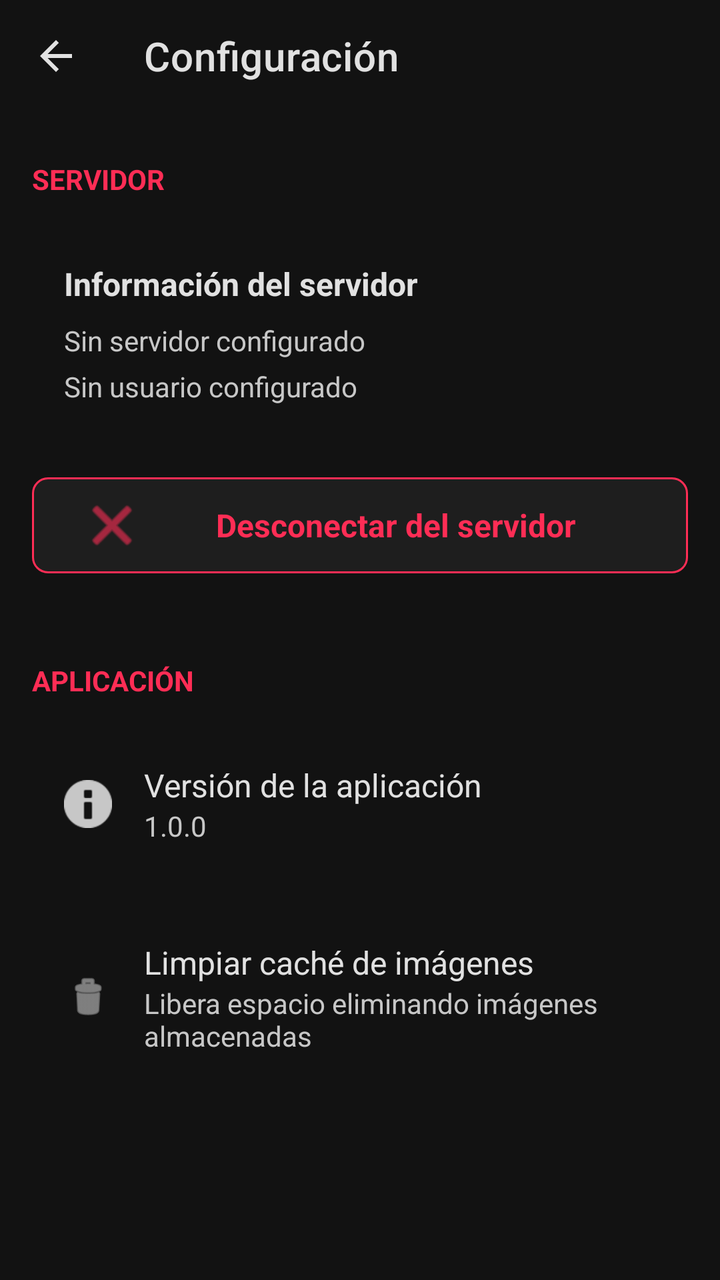
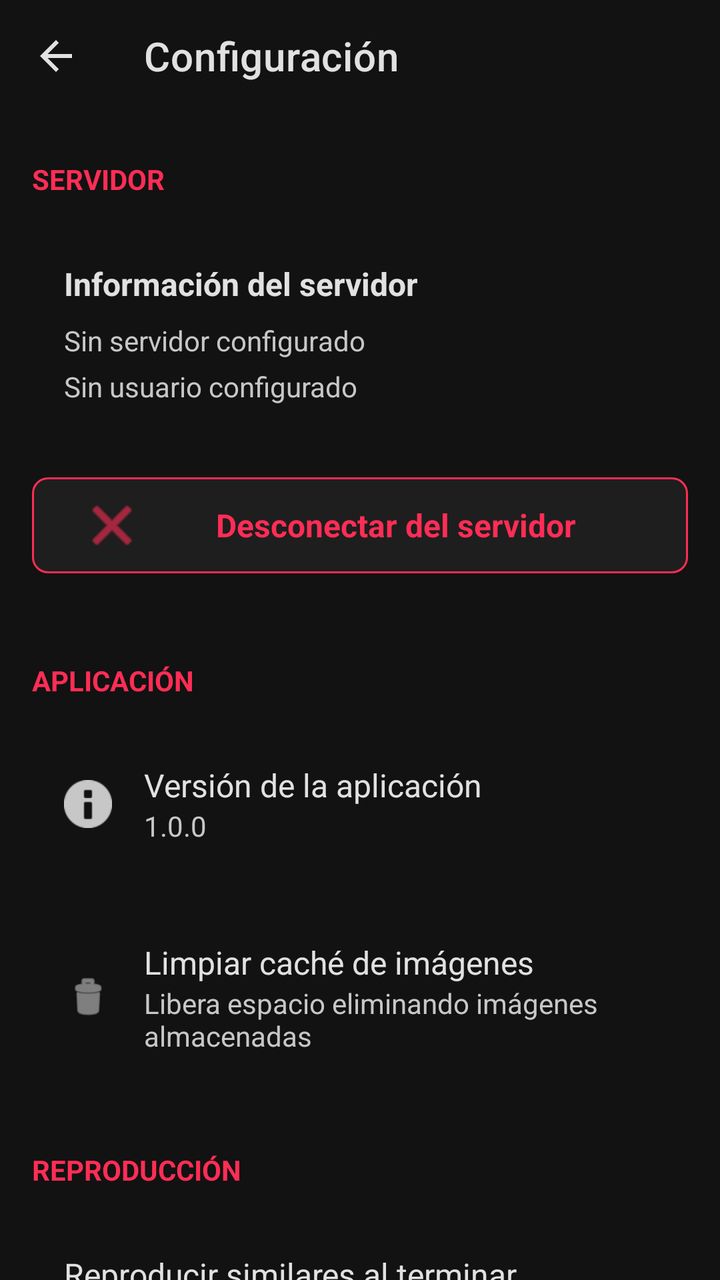

Before-and-after screenshots of an Android layout around one commit, followed by the original layout XML and the change that was made.
<!-- AndroidManifest.xml: application theme Theme.Castafiore -->
<!-- res/layout/fragment_settings.xml -->
<?xml version="1.0" encoding="utf-8"?>
<androidx.constraintlayout.widget.ConstraintLayout xmlns:android="http://schemas.android.com/apk/res/android"
    xmlns:app="http://schemas.android.com/apk/res-auto"
    android:layout_width="match_parent"
    android:layout_height="match_parent"
    android:background="@color/background_primary"
    android:fitsSystemWindows="true">

    
    <com.google.android.material.appbar.MaterialToolbar
        android:id="@+id/toolbar"
        android:layout_width="match_parent"
        android:layout_height="?attr/actionBarSize"
        android:background="@color/background_primary"
        android:elevation="0dp"
        app:title="Configuración"
        app:titleTextColor="@color/text_primary"
        app:navigationIcon="@drawable/ic_arrow_back"
        app:navigationIconTint="@color/text_primary"
        app:layout_constraintTop_toTopOf="parent"
        app:layout_constraintStart_toStartOf="parent"
        app:layout_constraintEnd_toEndOf="parent" />

    
    <androidx.core.widget.NestedScrollView
        android:layout_width="match_parent"
        android:layout_height="0dp"
        android:fillViewport="true"
        app:layout_constraintTop_toBottomOf="@id/toolbar"
        app:layout_constraintBottom_toBottomOf="parent"
        app:layout_constraintStart_toStartOf="parent"
        app:layout_constraintEnd_toEndOf="parent">

        <LinearLayout
            android:layout_width="match_parent"
            android:layout_height="wrap_content"
            android:orientation="vertical"
            android:padding="16dp">

            
            <TextView
                android:layout_width="wrap_content"
                android:layout_height="wrap_content"
                android:text="SERVIDOR"
                android:textColor="@color/primary"
                android:textSize="14sp"
                android:textStyle="bold"
                android:layout_marginBottom="16dp"
                android:layout_marginTop="8dp" />

            
            <LinearLayout
                android:layout_width="match_parent"
                android:layout_height="wrap_content"
                android:orientation="vertical"
                android:background="@drawable/rounded_corners_8dp"
                android:backgroundTint="@color/background_secondary"
                android:padding="16dp"
                android:layout_marginBottom="16dp">

                <TextView
                    android:layout_width="wrap_content"
                    android:layout_height="wrap_content"
                    android:text="Información del servidor"
                    android:textColor="@color/text_primary"
                    android:textSize="16sp"
                    android:textStyle="bold"
                    android:layout_marginBottom="8dp" />

                <TextView
                    android:id="@+id/tvServerUrl"
                    android:layout_width="wrap_content"
                    android:layout_height="wrap_content"
                    android:text="Sin servidor configurado"
                    android:textColor="@color/text_secondary"
                    android:textSize="14sp"
                    android:layout_marginBottom="4dp" />

                <TextView
                    android:id="@+id/tvUsername"
                    android:layout_width="wrap_content"
                    android:layout_height="wrap_content"
                    android:text="Sin usuario configurado"
                    android:textColor="@color/text_secondary"
                    android:textSize="14sp" />

            </LinearLayout>

            
            <com.google.android.material.button.MaterialButton
                android:id="@+id/btnDisconnect"
                android:layout_width="match_parent"
                android:layout_height="56dp"
                android:text="Desconectar del servidor"
                android:textColor="@color/error"
                android:textSize="16sp"
                android:textStyle="bold"
                android:backgroundTint="@color/background_secondary"
                app:strokeColor="@color/error"
                app:strokeWidth="1dp"
                app:cornerRadius="8dp"
                app:icon="@android:drawable/ic_menu_close_clear_cancel"
                app:iconTint="@color/error"
                app:iconGravity="start"
                style="@style/Widget.Material3.Button.OutlinedButton"
                android:layout_marginBottom="24dp" />

            
            <TextView
                android:layout_width="wrap_content"
                android:layout_height="wrap_content"
                android:text="APLICACIÓN"
                android:textColor="@color/primary"
                android:textSize="14sp"
                android:textStyle="bold"
                android:layout_marginBottom="16dp"
                android:layout_marginTop="16dp" />

            
            <LinearLayout
                android:layout_width="match_parent"
                android:layout_height="wrap_content"
                android:orientation="horizontal"
                android:gravity="center_vertical"
                android:padding="16dp"
                android:background="@drawable/rounded_corners_8dp"
                android:backgroundTint="@color/background_secondary"
                android:layout_marginBottom="16dp">

                <ImageView
                    android:layout_width="24dp"
                    android:layout_height="24dp"
                    android:src="@android:drawable/ic_dialog_info"
                    app:tint="@color/text_secondary"
                    android:layout_marginEnd="16dp" />

                <LinearLayout
                    android:layout_width="0dp"
                    android:layout_height="wrap_content"
                    android:layout_weight="1"
                    android:orientation="vertical">

                    <TextView
                        android:layout_width="wrap_content"
                        android:layout_height="wrap_content"
                        android:text="Versión de la aplicación"
                        android:textColor="@color/text_primary"
                        android:textSize="16sp" />

                    <TextView
                        android:id="@+id/tvAppVersion"
                        android:layout_width="wrap_content"
                        android:layout_height="wrap_content"
                        android:text="1.0.0"
                        android:textColor="@color/text_secondary"
                        android:textSize="14sp" />

                </LinearLayout>

            </LinearLayout>

            
            <LinearLayout
                android:id="@+id/btnClearCache"
                android:layout_width="match_parent"
                android:layout_height="wrap_content"
                android:orientation="horizontal"
                android:gravity="center_vertical"
                android:padding="16dp"
                android:background="@drawable/rounded_corners_8dp"
                android:backgroundTint="@color/background_secondary"
                android:clickable="true"
                android:focusable="true"
                android:foreground="?android:attr/selectableItemBackground"
                android:layout_marginBottom="16dp">

                <ImageView
                    android:layout_width="24dp"
                    android:layout_height="24dp"
                    android:src="@android:drawable/ic_menu_delete"
                    app:tint="@color/text_secondary"
                    android:layout_marginEnd="16dp" />

                <LinearLayout
                    android:layout_width="0dp"
                    android:layout_height="wrap_content"
                    android:layout_weight="1"
                    android:orientation="vertical">

                    <TextView
                        android:layout_width="wrap_content"
                        android:layout_height="wrap_content"
                        android:text="Limpiar caché de imágenes"
                        android:textColor="@color/text_primary"
                        android:textSize="16sp" />

                    <TextView
                        android:layout_width="wrap_content"
                        android:layout_height="wrap_content"
                        android:text="Libera espacio eliminando imágenes almacenadas"
                        android:textColor="@color/text_secondary"
                        android:textSize="14sp" />

                </LinearLayout>

            </LinearLayout>

        </LinearLayout>

    </androidx.core.widget.NestedScrollView>

    
    <ProgressBar
        android:id="@+id/progressBar"
        android:layout_width="wrap_content"
        android:layout_height="wrap_content"
        android:visibility="gone"
        app:layout_constraintTop_toTopOf="parent"
        app:layout_constraintBottom_toBottomOf="parent"
        app:layout_constraintStart_toStartOf="parent"
        app:layout_constraintEnd_toEndOf="parent" />

</androidx.constraintlayout.widget.ConstraintLayout>
<!-- resources referenced by this layout -->
<resources>
  <color name="background_primary">#121212</color>
  <color name="background_secondary">#1E1E1E</color>
  <color name="error">#FF2D55</color>
  <color name="primary">#FF2D55</color>
  <color name="text_primary">#E1E1E1</color>
  <color name="text_secondary">#C7C7C7</color>
  <!-- drawable ic_arrow_back (drawable) -->
  <?xml version="1.0" encoding="utf-8"?>
  <vector xmlns:android="http://schemas.android.com/apk/res/android"
      android:width="24dp"
      android:height="24dp"
      android:viewportWidth="24"
      android:viewportHeight="24"
      android:tint="?attr/colorOnSurface">
      <path
          android:fillColor="@android:color/white"
          android:pathData="M20,11H7.83l5.59,-5.59L12,4l-8,8 8,8 1.41,-1.41L7.83,13H20v-2z"/>
  </vector>
  <!-- drawable rounded_corners_8dp (drawable) -->
  <?xml version="1.0" encoding="utf-8"?>
  <shape xmlns:android="http://schemas.android.com/apk/res/android"
      android:shape="rectangle">
  
      <corners android:radius="8dp" />
  
      <solid android:color="@android:color/transparent" />
  
  </shape>
  <style name="Theme.Castafiore" parent="Theme.MaterialComponents.DayNight.NoActionBar">
          
          <item name="colorPrimary">@color/primary</item>
          <item name="colorPrimaryVariant">@color/primary_dark</item>
          <item name="colorOnPrimary">@color/white</item>
  
          
          <item name="colorSecondary">@color/secondary</item>
          <item name="colorSecondaryVariant">@color/secondary_dark</item>
          <item name="colorOnSecondary">@color/white</item>
  
          
          <item name="android:colorBackground">@color/dark_background</item>
          <item name="colorSurface">@color/dark_surface</item>
          <item name="colorOnSurface">@color/dark_on_surface</item>
          <item name="colorSurfaceVariant">@color/dark_surface_variant</item>
          <item name="colorOnSurfaceVariant">@color/dark_on_surface_variant</item>
  
          
          <item name="colorError">@color/error</item>
          <item name="colorOnError">@color/white</item>
  
          
          <item name="android:windowBackground">@color/dark_background</item>
  
          
          <item name="android:textColorPrimary">@color/dark_on_surface</item>
          <item name="android:textColorSecondary">@color/dark_on_surface_variant</item>
  
          
          <item name="android:statusBarColor">@color/dark_background</item>
          <item name="android:navigationBarColor">@color/dark_background</item>
          <item name="android:windowLightStatusBar">false</item>
          <item name="android:windowLightNavigationBar">false</item>
  
          
          <item name="colorOutline">@color/dark_outline</item>
  
          
          <item name="colorControlHighlight">@color/primary_alpha_12</item>
          <item name="colorControlActivated">@color/primary</item>
          <item name="colorControlNormal">@color/dark_on_surface_variant</item>
  
          
          <item name="bottomNavigationStyle">@style/BottomNavigationView.Primary</item>
      </style>
  <color name="primary_dark">#E5254A</color>
  <color name="white">#FFFFFF</color>
  <color name="secondary">#FF6B35</color>
  <color name="secondary_dark">#E55A2B</color>
  <color name="dark_background">#121212</color>
  <color name="dark_surface">#1E1E1E</color>
  <color name="dark_on_surface">#E1E1E1</color>
  <color name="dark_surface_variant">#2D2D30</color>
  <color name="dark_on_surface_variant">#C7C7C7</color>
  <color name="dark_outline">#3A3A3A</color>
  <color name="primary_alpha_12">#1FFF2D55</color>
  <style name="BottomNavigationView.Primary" parent="Widget.MaterialComponents.BottomNavigationView">
          <item name="android:background">@color/dark_surface</item>
          <item name="itemIconTint">@color/bottom_nav_selector</item>
          <item name="itemTextColor">@color/bottom_nav_selector</item>
          <item name="itemRippleColor">@color/primary_alpha_24</item>
          <item name="elevation">8dp</item>
      </style>
  <color name="primary_alpha_24">#3DFF2D55</color>
</resources>

<!-- the commit's change to res/layout/fragment_settings.xml (unified diff, before → after) -->
@@ -205,6 +205,57 @@
 
             </LinearLayout>
 
+            
+            <TextView
+                android:layout_width="wrap_content"
+                android:layout_height="wrap_content"
+                android:text="REPRODUCCIÓN"
+                android:textColor="@color/primary"
+                android:textSize="14sp"
+                android:textStyle="bold"
+                android:layout_marginBottom="16dp"
+                android:layout_marginTop="16dp" />
+
+            <LinearLayout
+                android:layout_width="match_parent"
+                android:layout_height="wrap_content"
+                android:orientation="horizontal"
+                android:gravity="center_vertical"
+                android:padding="16dp"
+                android:background="@drawable/rounded_corners_8dp"
+                android:backgroundTint="@color/background_secondary"
+                android:layout_marginBottom="16dp">
+
+                <LinearLayout
+                    android:layout_width="0dp"
+                    android:layout_height="wrap_content"
+                    android:layout_weight="1"
+                    android:orientation="vertical">
+
+                    <TextView
+                        android:layout_width="wrap_content"
+                        android:layout_height="wrap_content"
+                        android:text="Reproducir similares al terminar"
+                        android:textColor="@color/text_primary"
+                        android:textSize="16sp" />
+
+                    <TextView
+                        android:layout_width="wrap_content"
+                        android:layout_height="wrap_content"
+                        android:text="Continúa con canciones similares al finalizar la cola"
+                        android:textColor="@color/text_secondary"
+                        android:textSize="14sp" />
+
+                </LinearLayout>
+
+                <com.google.android.material.switchmaterial.SwitchMaterial
+                    android:id="@+id/switchContinueWithSimilar"
+                    android:layout_width="wrap_content"
+                    android:layout_height="wrap_content"
+                    android:checked="true" />
+
+            </LinearLayout>
+
         </LinearLayout>
 
     </androidx.core.widget.NestedScrollView>
